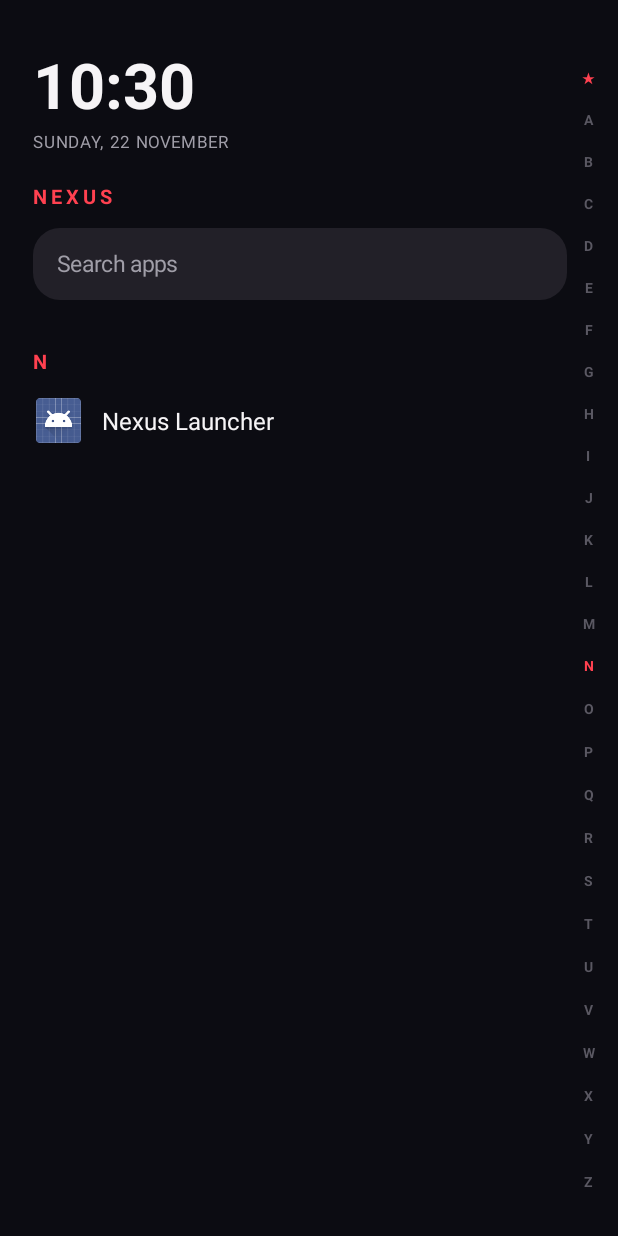
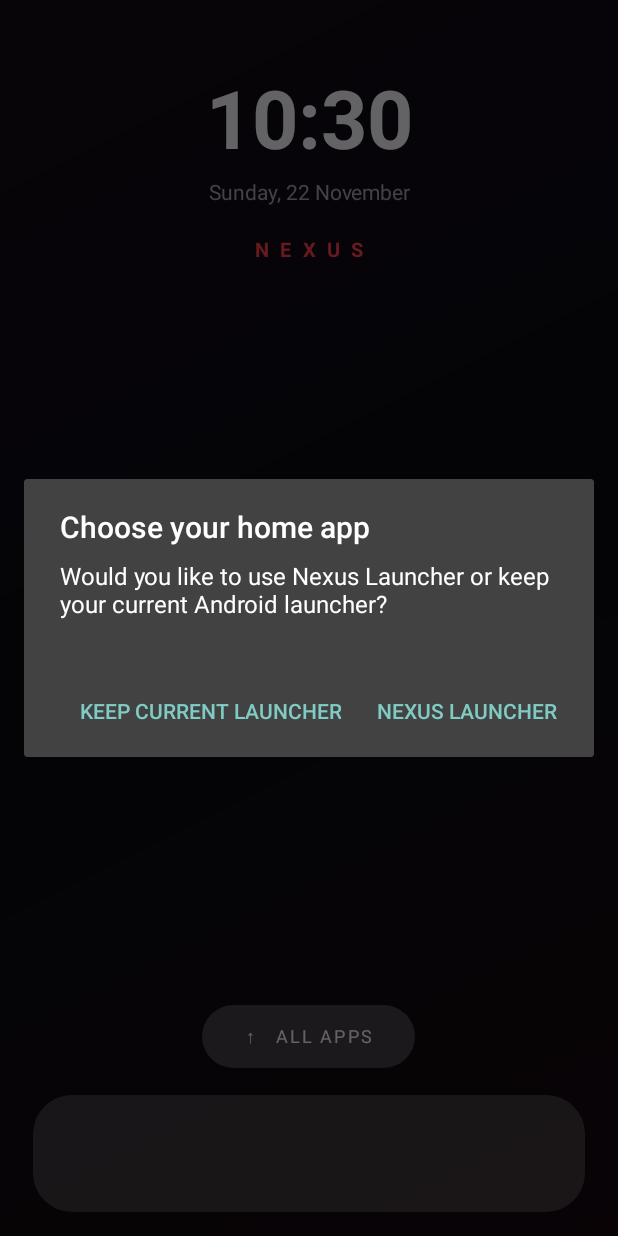
Before and after one commit to OPTIMIZERmax/nexuslauncher, an Android app: the screen it shows after launch (MainActivity), on a phone screen of 412 x 824 dp. Run offline under Robolectric (Android 15) with nearby library versions, the phone set to English and light mode, and no system bars.

Commit message:
Redesign Nexus Launcher with Android home screen and four-app dock

```diff
--- a/app/src/main/java/com/nexus/launcher/MainActivity.kt
+++ b/app/src/main/java/com/nexus/launcher/MainActivity.kt
@@ -1,12 +1,16 @@
 package com.nexus.launcher
 
 import android.app.Activity
+import android.app.AlertDialog
+import android.app.role.RoleManager
 import android.content.Intent
 import android.graphics.Color
 import android.graphics.Typeface
 import android.graphics.drawable.GradientDrawable
+import android.os.Build
 import android.os.Bundle
 import android.view.Gravity
+import android.view.MotionEvent
 import android.view.View
 import android.view.ViewGroup
 import android.widget.EditText
@@ -14,36 +18,36 @@ import android.widget.ImageView
 import android.widget.LinearLayout
 import android.widget.ScrollView
 import android.widget.TextView
+import android.widget.Toast
 import android.text.Editable
 import android.text.TextWatcher
 import java.text.SimpleDateFormat
 import java.util.Date
 import java.util.Locale
+import kotlin.math.abs
 
 class MainActivity : Activity() {
     private val red = Color.rgb(255, 65, 80)
-    private val background = Color.rgb(12, 12, 18)
-    private val primary = Color.rgb(246, 244, 246)
-    private val muted = Color.rgb(160, 158, 168)
-    private lateinit var content: LinearLayout
-    private lateinit var scroll: ScrollView
-    private lateinit var alphabetRail: LinearLayout
-    private var query = ""
-    private val sectionViews = mutableMapOf<Char, View>()
-    private val favorites = mutableSetOf<String>()
+    private val background = Color.rgb(10, 10, 16)
+    private val primary = Color.rgb(248, 247, 250)
+    private val muted = Color.rgb(165, 162, 174)
+    private lateinit var root: LinearLayout
+    private lateinit var drawerContent: LinearLayout
+    private lateinit var drawerScroll: ScrollView
+    private var startY = 0f
+    private var drawerOpen = false
 
     data class AppEntry(val label: String, val packageName: String, val icon: android.graphics.drawable.Drawable)
 
     override fun onCreate(savedInstanceState: Bundle?) {
         super.onCreate(savedInstanceState)
-        favorites.addAll(getSharedPreferences("nexus", MODE_PRIVATE).getStringSet("favorites", emptySet()) ?: emptySet())
-        render()
+        showHome()
+        if (!getSharedPreferences("nexus", MODE_PRIVATE).getBoolean("launcher_choice_shown", false)) {
+            root.postDelayed({ showLauncherChoice() }, 450)
+        }
     }
 
     private fun dp(value: Int): Int = (value * resources.displayMetrics.density).toInt()
-
-    private fun rounded(color: Int, radius: Int): GradientDrawable =
-        GradientDrawable().apply { setColor(color); cornerRadius = dp(radius).toFloat() }
 
     private fun label(text: String, size: Float, color: Int, bold: Boolean = false): TextView =
         TextView(this).apply {
@@ -53,36 +57,139 @@ class MainActivity : Activity() {
             if (bold) typeface = Typeface.create("sans-serif", Typeface.BOLD)
         }
 
+    private fun wallpaperBackground(): GradientDrawable = GradientDrawable(
+        GradientDrawable.Orientation.TL_BR,
+        intArrayOf(Color.rgb(20, 12, 22), Color.rgb(9, 10, 17), Color.rgb(22, 8, 16))
+    )
+
+    private fun showHome() {
+        drawerOpen = false
+        root = LinearLayout(this).apply {
+            orientation = LinearLayout.VERTICAL
+            gravity = Gravity.CENTER_HORIZONTAL
+            background = wallpaperBackground()
+            setPadding(dp(22), dp(42), dp(22), dp(16))
+            isClickable = true
+            setOnTouchListener { _, event ->
+                when (event.action) {
+                    MotionEvent.ACTION_DOWN -> { startY = event.y; true }
+                    MotionEvent.ACTION_UP -> {
+                        val delta = event.y - startY
+                        if (delta < -dp(55)) openDrawer()
+                        true
+                    }
+                    else -> true
+                }
+            }
+        }
+
+        val clock = label(SimpleDateFormat("HH:mm", Locale.getDefault()).format(Date()), 54f, primary, true)
+        clock.gravity = Gravity.CENTER
+        root.addView(clock, LinearLayout.LayoutParams(ViewGroup.LayoutParams.MATCH_PARENT, ViewGroup.LayoutParams.WRAP_CONTENT))
+        root.addView(label(SimpleDateFormat("EEEE, d MMMM", Locale.getDefault()).format(Date()), 14f, muted).apply {
+            gravity = Gravity.CENTER
+            setPadding(0, dp(4), 0, dp(12))
+        })
+
+        root.addView(label("N E X U S", 13f, red, true).apply {
+            gravity = Gravity.CENTER
+            letterSpacing = 0.18f
+            setPadding(0, dp(8), 0, 0)
+        })
+
+        val spacer = View(this)
+        root.addView(spacer, LinearLayout.LayoutParams(1, 0, 1f))
+
+        val drawerButton = TextView(this).apply {
+            text = "↑   ALL APPS"
+            textSize = 12f
+            letterSpacing = 0.12f
+            gravity = Gravity.CENTER
+            setTextColor(primary)
+            background = rounded(Color.argb(55, 255, 255, 255), 22)
+            setOnClickListener { openDrawer() }
+        }
+        root.addView(drawerButton, LinearLayout.LayoutParams(dp(142), dp(42)).apply {
+            gravity = Gravity.CENTER
+            bottomMargin = dp(18)
+        })
+
+        val dock = LinearLayout(this).apply {
+            orientation = LinearLayout.HORIZONTAL
+            gravity = Gravity.CENTER
+            background = rounded(Color.argb(48, 255, 255, 255), 26)
+            setPadding(dp(10), dp(10), dp(10), dp(10))
+        }
+        val dockApps = findDockApps()
+        dockApps.forEach { app ->
+            val cell = LinearLayout(this).apply {
+                orientation = LinearLayout.VERTICAL
+                gravity = Gravity.CENTER
+                setOnClickListener {
+                    packageManager.getLaunchIntentForPackage(app.packageName)?.let { startActivity(it) }
+                }
+            }
+            val icon = ImageView(this).apply {
+                setImageDrawable(app.icon)
+                scaleType = ImageView.ScaleType.FIT_CENTER
+            }
+            cell.addView(icon, LinearLayout.LayoutParams(dp(42), dp(42)))
+            dock.addView(cell, LinearLayout.LayoutParams(0, dp(58), 1f))
+        }
+        root.addView(dock, LinearLayout.LayoutParams(ViewGroup.LayoutParams.MATCH_PARENT, dp(78)))
+        setContentView(root)
+        root.alpha = 0f
+        root.animate().alpha(1f).setDuration(180).start()
+    }
+
+    private fun rounded(color: Int, radius: Int) = GradientDrawable().apply {
+        setColor(color)
+        cornerRadius = dp(radius).toFloat()
+    }
+
+    private fun findDockApps(): List<AppEntry> {
+        val preferred = listOf(
+            listOf("com.google.android.dialer", "com.samsung.android.dialer"),
+            listOf("com.google.android.apps.messaging", "com.samsung.android.messaging"),
+            listOf("com.android.chrome"),
+            listOf("com.sec.android.app.camera", "com.android.camera2")
+        )
+        val result = mutableListOf<AppEntry>()
+        preferred.forEach { candidates ->
+            val found = candidates.firstNotNullOfOrNull { pkg ->
+                try {
+                    val info = packageManager.getApplicationInfo(pkg, 0)
+                    if (packageManager.getLaunchIntentForPackage(pkg) == null) null
+                    else AppEntry(packageManager.getApplicationLabel(info).toString(), pkg, packageManager.getApplicationIcon(info))
+                } catch (_: Exception) { null }
+            }
+            if (found != null) result.add(found)
+        }
+        return result
+    }
+
     private fun allApps(): List<AppEntry> {
         val intent = Intent(Intent.ACTION_MAIN).addCategory(Intent.CATEGORY_LAUNCHER)
         return packageManager.queryIntentActivities(intent, 0)
-            .map { info ->
-                AppEntry(info.loadLabel(packageManager).toString(), info.activityInfo.packageName, info.loadIcon(packageManager))
-            }
+            .map { info -> AppEntry(info.loadLabel(packageManager).toString(), info.activityInfo.packageName, info.loadIcon(packageManager)) }
             .distinctBy { it.packageName }
             .sortedBy { it.label.lowercase(Locale.getDefault()) }
     }
 
-    private fun render() {
+    private fun openDrawer() {
+        if (drawerOpen) return
+        drawerOpen = true
         val apps = allApps()
-        val outer = LinearLayout(this).apply {
-            orientation = LinearLayout.HORIZONTAL
-            setBackgroundColor(this@MainActivity.background)
-            setPadding(dp(22), dp(28), dp(10), dp(12))
+        val page = LinearLayout(this).apply {
+            orientation = LinearLayout.VERTICAL
+            background = wallpaperBackground()
+            setPadding(dp(20), dp(28), dp(20), dp(12))
         }
-        content = LinearLayout(this).apply { orientation = LinearLayout.VERTICAL }
-        outer.addView(content, LinearLayout.LayoutParams(0, ViewGroup.LayoutParams.MATCH_PARENT, 1f))
-
-        val clock = label(SimpleDateFormat("HH:mm", Locale.getDefault()).format(Date()), 42f, primary, true)
-        content.addView(clock)
-        content.addView(label(SimpleDateFormat("EEEE, d MMMM", Locale.getDefault()).format(Date()).uppercase(Locale.getDefault()), 11f, muted).apply {
-            letterSpacing = 0.08f
-            setPadding(0, dp(2), 0, dp(20))
-        })
-        content.addView(label("NEXUS", 13f, red, true).apply {
-            letterSpacing = 0.24f
-            setPadding(0, 0, 0, dp(12))
-        })
+        val top = LinearLayout(this).apply { orientation = LinearLayout.HORIZONTAL; gravity = Gravity.CENTER_VERTICAL }
+        val back = label("‹", 34f, primary).apply { setOnClickListener { showHome() } }
+        top.addView(back, LinearLayout.LayoutParams(dp(42), dp(48)))
+        top.addView(label("ALL APPS", 14f, primary, true).apply { letterSpacing = 0.12f })
+        page.addView(top)
 
         val search = EditText(this).apply {
             hint = "Search apps"
@@ -93,110 +200,70 @@ class MainActivity : Activity() {
             background = rounded(Color.rgb(34, 32, 40), 18)
             setPadding(dp(16), 0, dp(16), 0)
         }
-        content.addView(search, LinearLayout.LayoutParams(ViewGroup.LayoutParams.MATCH_PARENT, dp(48)))
+        page.addView(search, LinearLayout.LayoutParams(ViewGroup.LayoutParams.MATCH_PARENT, dp(48)).apply { topMargin = dp(12) })
+        drawerScroll = ScrollView(this).apply {
+            isFillViewport = true
+            overScrollMode = View.OVER_SCROLL_IF_CONTENT_SCROLLS
+        }
+        drawerContent = LinearLayout(this).apply {
+            orientation = LinearLayout.VERTICAL
+            setPadding(0, dp(14), 0, dp(28))
+        }
+        drawerScroll.addView(drawerContent)
+        page.addView(drawerScroll, LinearLayout.LayoutParams(ViewGroup.LayoutParams.MATCH_PARENT, 0, 1f))
+        setContentView(page)
+        renderApps(apps, "")
         search.addTextChangedListener(object : TextWatcher {
             override fun beforeTextChanged(s: CharSequence?, start: Int, count: Int, after: Int) {}
-            override fun onTextChanged(s: CharSequence?, start: Int, before: Int, count: Int) {
-                query = s?.toString()?.trim().orEmpty()
-                buildAppList(apps)
-            }
+            override fun onTextChanged(s: CharSequence?, start: Int, before: Int, count: Int) { renderApps(apps, s?.toString().orEmpty()) }
             override fun afterTextChanged(s: Editable?) {}
         })
-
-        scroll = ScrollView(this).apply { isFillViewport = true; clipToPadding = false }
-        content.addView(scroll, LinearLayout.LayoutParams(ViewGroup.LayoutParams.MATCH_PARENT, 0, 1f))
-        alphabetRail = LinearLayout(this).apply {
-            orientation = LinearLayout.VERTICAL
-            gravity = Gravity.CENTER
-            setPadding(dp(4), dp(10), 0, dp(10))
-        }
-        outer.addView(alphabetRail, LinearLayout.LayoutParams(dp(24), ViewGroup.LayoutParams.MATCH_PARENT))
-        setContentView(outer)
-        buildAppList(apps)
+        page.alpha = 0f
+        page.animate().alpha(1f).setDuration(160).start()
     }
 
-    private fun buildAppList(apps: List<AppEntry>) {
-        val list = LinearLayout(this).apply {
-            orientation = LinearLayout.VERTICAL
-            setPadding(0, dp(20), dp(6), dp(28))
+    private fun renderApps(apps: List<AppEntry>, query: String) {
+        drawerContent.removeAllViews()
+        val filtered = apps.filter { it.label.contains(query, true) }
+        filtered.forEach { app ->
+            val row = LinearLayout(this).apply {
+                orientation = LinearLayout.HORIZONTAL
+                gravity = Gravity.CENTER_VERTICAL
+                setPadding(dp(4), 0, dp(4), 0)
+                setOnClickListener { packageManager.getLaunchIntentForPackage(app.packageName)?.let { startActivity(it) } }
+            }
+            row.addView(ImageView(this).apply { setImageDrawable(app.icon) }, LinearLayout.LayoutParams(dp(32), dp(32)))
+            row.addView(label(app.label, 16f, primary).apply { setPadding(dp(14), 0, 0, 0) })
+            drawerContent.addView(row, LinearLayout.LayoutParams(ViewGroup.LayoutParams.MATCH_PARENT, dp(56)))
         }
-        sectionViews.clear()
-        val filtered = apps.filter { it.label.contains(query, ignoreCase = true) }
-        if (query.isEmpty()) {
-            val pinned = filtered.filter { favorites.contains(it.packageName) }
-            if (pinned.isNotEmpty()) {
-                list.addView(label("FAVOURITES", 11f, red, true).apply {
-                    letterSpacing = 0.12f
-                    setPadding(0, 0, 0, dp(8))
-                })
-                pinned.forEach { list.addView(appRow(it), rowParams()) }
-                list.addView(label("ALL APPS", 11f, muted, true).apply {
-                    letterSpacing = 0.12f
-                    setPadding(0, dp(22), 0, dp(8))
-                })
-            }
-        }
-
-        val visibleApps = if (query.isEmpty()) filtered.filterNot { favorites.contains(it.packageName) } else filtered
-        val groups = visibleApps.groupBy { it.label.firstOrNull()?.uppercaseChar() ?: '#' }.toSortedMap()
-        groups.forEach { (letter, entries) ->
-            val heading = label(letter.toString(), 13f, red, true).apply {
-                setPadding(0, dp(12), 0, dp(5))
-            }
-            sectionViews[letter] = heading
-            list.addView(heading)
-            entries.forEach { list.addView(appRow(it), rowParams()) }
-        }
-        if (filtered.isEmpty()) {
-            list.addView(label("No apps found", 14f, muted).apply { setPadding(0, dp(24), 0, 0) })
-        }
-        scroll.removeAllViews()
-        scroll.addView(list)
-        buildAlphabetRail(groups.keys.toList())
+        if (filtered.isEmpty()) drawerContent.addView(label("No apps found", 14f, muted))
     }
 
-    private fun rowParams() = LinearLayout.LayoutParams(ViewGroup.LayoutParams.MATCH_PARENT, dp(52))
-
-    private fun appRow(app: AppEntry): View {
-        val row = LinearLayout(this).apply {
-            orientation = LinearLayout.HORIZONTAL
-            gravity = Gravity.CENTER_VERTICAL
-            setPadding(dp(2), 0, dp(6), 0)
-        }
-        val icon = ImageView(this).apply { setImageDrawable(app.icon); scaleType = ImageView.ScaleType.FIT_CENTER }
-        row.addView(icon, LinearLayout.LayoutParams(dp(30), dp(30)))
-        val name = label(app.label, 16f, primary).apply { setPadding(dp(14), 0, 0, 0) }
-        row.addView(name, LinearLayout.LayoutParams(0, ViewGroup.LayoutParams.WRAP_CONTENT, 1f))
-        if (favorites.contains(app.packageName)) row.addView(label("★", 17f, red))
-        row.setOnClickListener {
-            packageManager.getLaunchIntentForPackage(app.packageName)?.let { startActivity(it) }
-        }
-        row.setOnLongClickListener {
-            if (!favorites.add(app.packageName)) favorites.remove(app.packageName)
-            getSharedPreferences("nexus", MODE_PRIVATE).edit().putStringSet("favorites", favorites.toSet()).apply()
-            buildAppList(allApps())
-            true
-        }
-        return row
+    private fun showLauncherChoice() {
+        if (isFinishing || drawerOpen) return
+        AlertDialog.Builder(this)
+            .setTitle("Choose your home app")
+            .setMessage("Would you like to use Nexus Launcher or keep your current Android launcher?")
+            .setPositiveButton("Nexus Launcher") { _, _ ->
+                getSharedPreferences("nexus", MODE_PRIVATE).edit().putBoolean("launcher_choice_shown", true).apply()
+                requestHomeRole()
+            }
+            .setNegativeButton("Keep current launcher") { _, _ ->
+                getSharedPreferences("nexus", MODE_PRIVATE).edit().putBoolean("launcher_choice_shown", true).apply()
+                finish()
+            }
+            .setCancelable(false)
+            .show()
     }
 
-    private fun buildAlphabetRail(letters: List<Char>) {
-        alphabetRail.removeAllViews()
-        if (query.isNotEmpty()) return
-        val railLetters = listOf('★') + ('A'..'Z').toList()
-        railLetters.forEach { letter ->
-            val item = label(letter.toString(), 9f, if (letters.contains(letter) || letter == '★') red else Color.rgb(90, 88, 98), true).apply {
-                gravity = Gravity.CENTER
-                setOnClickListener {
-                    if (letter == '★') {
-                        scroll.post { scroll.smoothScrollTo(0, 0) }
-                    } else {
-                        val target = sectionViews[letter]
-                        if (target != null) scroll.post { scroll.smoothScrollTo(0, target.top) }
-                    }
-                }
+    private fun requestHomeRole() {
+        if (Build.VERSION.SDK_INT >= Build.VERSION_CODES.Q) {
+            val roleManager = getSystemService(RoleManager::class.java)
+            if (roleManager != null && !roleManager.isRoleHeld(RoleManager.ROLE_HOME)) {
+                startActivityForResult(roleManager.createRequestRoleIntent(RoleManager.ROLE_HOME), 42)
             }
-            alphabetRail.addView(item, LinearLayout.LayoutParams(ViewGroup.LayoutParams.MATCH_PARENT, 0, 1f))
+        } else {
+            startActivity(Intent("android.settings.HOME_SETTINGS"))
         }
     }
 }
```
